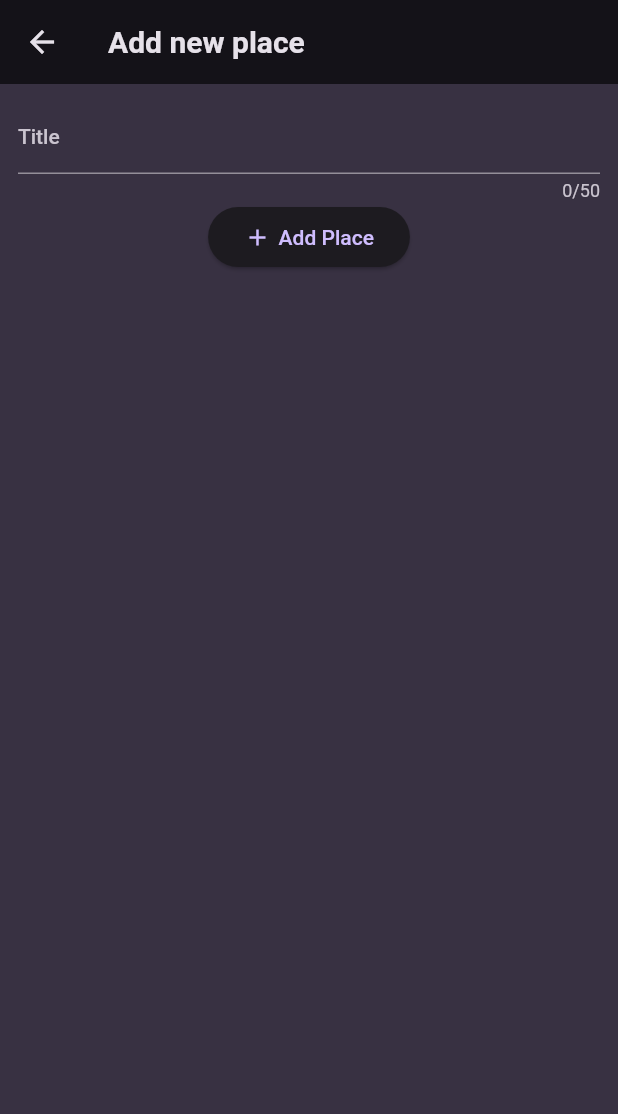
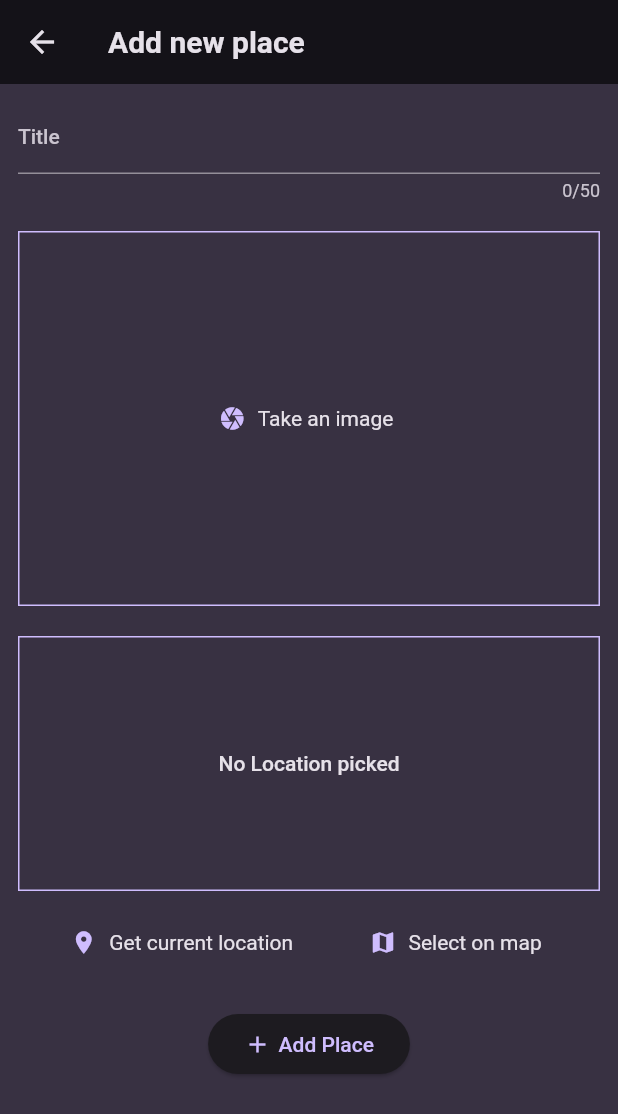
Before and after one commit to Neric1999/favorite_place, a Flutter app: the NewPlace screen opened directly, on a phone screen of 412 x 824 dp. Shown: the top 1114 px of the screen. Run offline on Flutter 3.47's test engine with Material 2 defaults, Android fonts, the phone set to English and light mode, and no system bars; our stand-ins replace flutter_riverpod, google_fonts, image_picker.

Commit message:
another commit

```diff
--- a/lib/models/new_place_model.dart
+++ b/lib/models/new_place_model.dart
@@ -1,4 +1,6 @@
 // import 'package:flutter/material.dart';
+import 'dart:io';
+
 import 'package:uuid/uuid.dart';
 
 const uuid = Uuid();
@@ -6,7 +8,9 @@ const uuid = Uuid();
 class Place {
   Place({
     required this.title,
+    required this.image,
   }) : id = uuid.v4();
   final String title;
   final String id;
+  final File image;
 }
--- a/lib/screens/new_place.dart
+++ b/lib/screens/new_place.dart
@@ -1,5 +1,9 @@
+import 'dart:io';
+
 import 'package:favorite_places/models/new_place_model.dart';
 import 'package:favorite_places/provider/favorite_place_provider.dart';
+import 'package:favorite_places/widgets/image_input.dart';
+import 'package:favorite_places/widgets/location_input.dart';
 import 'package:flutter/material.dart';
 import 'package:flutter_riverpod/flutter_riverpod.dart';
 
@@ -12,10 +16,12 @@ class NewPlace extends ConsumerStatefulWidget {
 
 class _NewPlaceState extends ConsumerState<NewPlace> {
   final titleController = TextEditingController();
+  File? _selectedImage;
 
   void _savePlace() {
     if (titleController.text.isEmpty ||
-        titleController.text.trim().length > 50) {
+        titleController.text.trim().length > 50 ||
+        _selectedImage == null) {
       showDialog(
           context: context,
           builder: (ctx) {
@@ -44,6 +50,7 @@ class _NewPlaceState extends ConsumerState<NewPlace> {
         ref.read(favoritePlaceProvider.notifier).onAddingPlace(
               Place(
                 title: titleController.text,
+                image: _selectedImage!,
               ),
             );
       });
@@ -74,6 +81,21 @@ class _NewPlaceState extends ConsumerState<NewPlace> {
               ),
               maxLength: 50,
             ),
+            const SizedBox(
+              height: 20,
+            ),
+            ImageInput(
+              onAddImage: (image) {
+                _selectedImage = image;
+              },
+            ),
+            const SizedBox(
+              height: 20,
+            ),
+            const LocationInput(),
+            const SizedBox(
+              height: 20,
+            ),
             Row(
               mainAxisAlignment: MainAxisAlignment.center,
               children: [
--- /dev/null
+++ b/lib/widgets/image_input.dart
@@ -0,0 +1,77 @@
+import 'dart:io';
+
+import 'package:flutter/material.dart';
+import 'package:image_picker/image_picker.dart';
+
+class ImageInput extends StatefulWidget {
+  const ImageInput({
+    super.key,
+    required this.onAddImage,
+  });
+  final void Function(File image) onAddImage;
+
+  @override
+  State<ImageInput> createState() {
+    return _ImageInputState();
+  }
+}
+
+class _ImageInputState extends State<ImageInput> {
+  File? _selectedImage;
+
+  void _takePicture() async {
+    final imagePicker = ImagePicker();
+    final pickedImage = await imagePicker.pickImage(
+      source: ImageSource.camera,
+      maxWidth: 600,
+    );
+
+    if (pickedImage == null) {
+      return;
+    }
+    setState(() {
+      _selectedImage = File(
+        pickedImage.path,
+      );
+    });
+    widget.onAddImage(_selectedImage!);
+  }
+
+  @override
+  Widget build(BuildContext context) {
+    Widget content = TextButton.icon(
+      onPressed: _takePicture,
+      icon: const Icon(Icons.camera),
+      label: Text(
+        'Take an image',
+        style: Theme.of(context).textTheme.bodyMedium!.copyWith(
+              color: Theme.of(context).colorScheme.onBackground,
+            ),
+      ),
+    );
+
+    if (_selectedImage != null) {
+      content = GestureDetector(
+        onTap: _takePicture,
+        child: Image.file(
+          _selectedImage!,
+          fit: BoxFit.cover,
+          width: double.infinity,
+          height: double.infinity,
+        ),
+      );
+    }
+    return Container(
+      height: 250,
+      width: double.infinity,
+      alignment: Alignment.center,
+      decoration: BoxDecoration(
+        border: Border.all(
+          width: 1,
+          color: Theme.of(context).colorScheme.primary,
+        ),
+      ),
+      child: content,
+    );
+  }
+}
--- /dev/null
+++ b/lib/widgets/location_input.dart
@@ -0,0 +1,65 @@
+import 'package:flutter/material.dart';
+
+class LocationInput extends StatefulWidget {
+  const LocationInput({super.key});
+
+  @override
+  State<LocationInput> createState() {
+    return _LocationInputState();
+  }
+}
+
+class _LocationInputState extends State<LocationInput> {
+  @override
+  Widget build(BuildContext context) {
+    return Column(
+      children: [
+        Container(
+          alignment: Alignment.center,
+          decoration: BoxDecoration(
+            border: Border.all(
+              width: 1,
+              color: Theme.of(context).colorScheme.primary,
+            ),
+          ),
+          width: double.infinity,
+          height: 170,
+          child: Text(
+            "No Location picked",
+            style: Theme.of(context).textTheme.bodyLarge!.copyWith(
+                  color: Theme.of(context).colorScheme.onBackground,
+                ),
+          ),
+        ),
+        const SizedBox(
+          height: 10,
+        ),
+        Row(
+          mainAxisAlignment: MainAxisAlignment.spaceEvenly,
+          children: [
+            TextButton.icon(
+              icon: const Icon(Icons.location_on),
+              onPressed: () {},
+              label: Text(
+                'Get current location',
+                style: Theme.of(context).textTheme.bodyMedium!.copyWith(
+                      color: Theme.of(context).colorScheme.onBackground,
+                    ),
+              ),
+            ),
+            TextButton.icon(
+              icon: const Icon(Icons.map),
+              onPressed: () {},
+              label: Text(
+                'Select on map',
+                style: Theme.of(context).textTheme.bodyMedium!.copyWith(
+                      color: Theme.of(context).colorScheme.onBackground,
+                    ),
+              ),
+            ),
+          ],
+        )
+      ],
+    );
+  }
+}
--- a/pubspec.yaml
+++ b/pubspec.yaml
@@ -38,6 +38,8 @@ dependencies:
   google_fonts: ^6.1.0
   uuid: ^4.2.1
   flutter_riverpod: ^2.4.5
+  image_picker: ^1.0.4
+  location: ^5.0.3
 
 dev_dependencies:
   flutter_test:
```
Also changed, not shown: lib/screens/home_screen.dart (+6 -2 lines), lib/screens/your_place.dart (+8 -9 lines), pubspec.lock, 6 other files.
